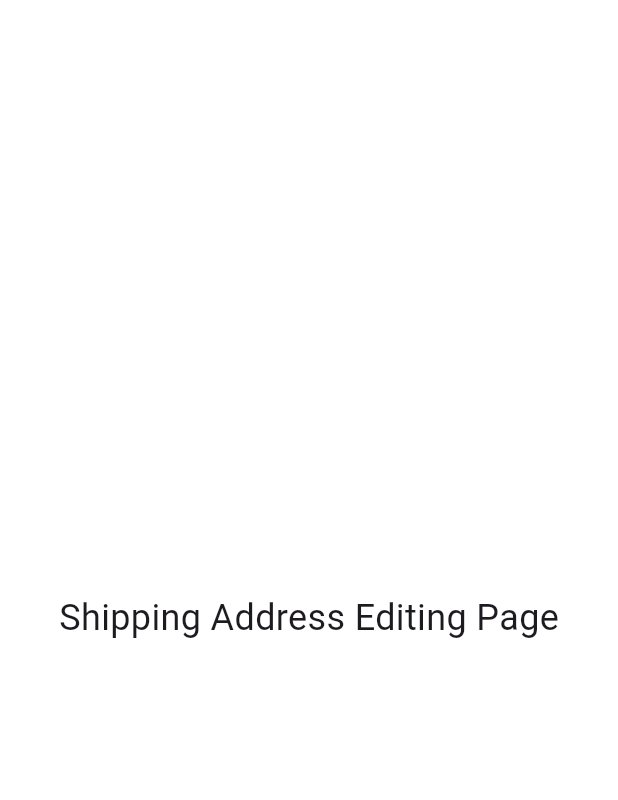
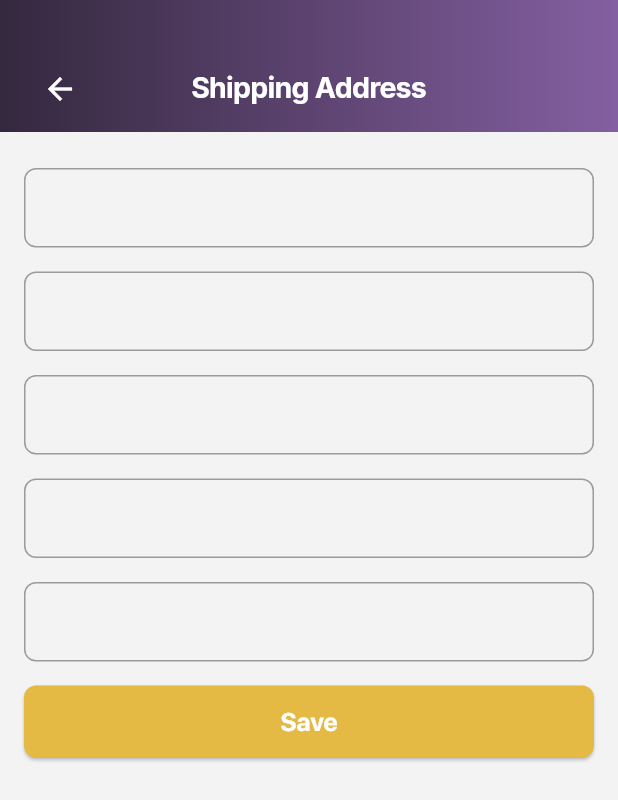
Before and after one commit to DenisGrudin1n/Ecommerce-App, a Flutter app: the ShippingAddressEditingPage screen opened by its route, on a phone screen of 412 x 824 dp. Shown: the top 800 px of the screen. Run offline on Flutter 3.47's test engine with Material 3 defaults, Android fonts, the phone set to English and light mode, and no system bars; our stand-ins replace auto_route, bloc, cloud_firestore, country_picker, equatable, firebase_auth and 10 more; accounts and stored records are empty; generated files the repository leaves out were written again.

Commit message:
upd: shipping address editing page layout, logic & navigation done

```diff
--- a/lib/core/theme/text_styles.dart
+++ b/lib/core/theme/text_styles.dart
@@ -623,6 +623,16 @@ class CheckoutPageTextStyles {
   );
 }
 
+class ShippingAddressEditingPageTextStyles {
+  static TextStyle textFieldInputTextStyle = GoogleFonts.inter(
+    fontSize: 16,
+    fontWeight: FontWeight.w400,
+    color: AppColors.darkColor,
+    height: 1.3,
+    letterSpacing: 0.37,
+  );
+}
+
 class BottomNavBarTextStyles {
   static TextStyle bottomNavBarNotActiveIconTextStyle = const TextStyle(
     fontFamily: 'SFProText',
--- a/lib/src/app/app.dart
+++ b/lib/src/app/app.dart
@@ -2,6 +2,7 @@ import 'package:cloud_firestore/cloud_firestore.dart';
 import 'package:ecommerce_app/core/l10n/l10n.dart';
 import 'package:ecommerce_app/core/theme/theme.dart';
 import 'package:ecommerce_app/src/app/router/router.dart';
+import 'package:ecommerce_app/src/features/cart/presentation/pages/shipping_address_editing_page/bloc/shipping_bloc.dart';
 import 'package:ecommerce_app/src/repositories/auth/auth_repository.dart';
 import 'package:ecommerce_app/src/repositories/auth/firebase_auth_repository.dart';
 import 'package:ecommerce_app/src/repositories/database/database_repository.dart';
@@ -20,7 +21,9 @@ class App extends StatelessWidget {
 
   @override
   Widget build(BuildContext context) {
-    return MultiRepositoryProvider(
+    return BlocProvider(
+      create: (context) => ShippingBloc(),
+      child: MultiRepositoryProvider(
         providers: [
           RepositoryProvider<AuthRepository>(
             create: (context) => FirebaseAuthRepository(FirebaseAuth.instance),
@@ -42,6 +45,7 @@ class App extends StatelessWidget {
           supportedLocales: AppLocalizations.supportedLocales,
           routerConfig: appRouter.config(),
         ),
+      ),
     );
   }
 }
--- a/lib/src/app/router/router.dart
+++ b/lib/src/app/router/router.dart
@@ -33,11 +33,11 @@ class AppRouter extends RootStackRouter {
         ),
         AutoRoute(
           page: MainTabsRoute.page,
-          initial: true,
+          //initial: true,
           children: [
             AutoRoute(
               page: HomeRoute.page,
-              initial: true,
+              //initial: true,
             ),
             AutoRoute(page: CatalogueRoute.page),
             AutoRoute(
@@ -63,6 +63,7 @@ class AppRouter extends RootStackRouter {
         ),
         AutoRoute(
           page: CheckoutRoute.page,
+          initial: true,
         ),
         AutoRoute(
           page: ShippingAddressEditingRoute.page,
--- /dev/null
+++ b/lib/src/features/cart/presentation/pages/shipping_address_editing_page/bloc/shipping_event.dart
@@ -0,0 +1,29 @@
+part of 'shipping_bloc.dart';
+
+sealed class ShippingEvent extends Equatable {
+  const ShippingEvent();
+
+  @override
+  List<Object> get props => [];
+}
+
+class UpdateShippingInfoEvent extends ShippingEvent {
+  const UpdateShippingInfoEvent({
+    required this.fullName,
+    required this.address,
+    required this.city,
+    required this.postalCode,
+    required this.phone,
+  });
+  final String fullName;
+  final String address;
+  final String city;
+  final String postalCode;
+  final String phone;
+}
+
+class ValidateShippingInfoEvent extends ShippingEvent {}
+
+class ResetNavigationEvent extends ShippingEvent {}
+
+class ResetShippingInfoEvent extends ShippingEvent {}
--- /dev/null
+++ b/lib/src/features/cart/presentation/pages/shipping_address_editing_page/bloc/shipping_state.dart
@@ -0,0 +1,52 @@
+part of 'shipping_bloc.dart';
+
+class ShippingState extends Equatable {
+  const ShippingState({
+    this.fullName = '',
+    this.address = '',
+    this.city = '',
+    this.postalCode = '',
+    this.phone = '',
+    this.showError = false,
+    this.navigateToCheckout = false,
+  });
+
+  final String fullName;
+  final String address;
+  final String city;
+  final String postalCode;
+  final String phone;
+  final bool showError;
+  final bool navigateToCheckout;
+
+  ShippingState copyWith({
+    String? fullName,
+    String? address,
+    String? city,
+    String? postalCode,
+    String? phone,
+    bool? showError,
+    bool? navigateToCheckout,
+  }) {
+    return ShippingState(
+      fullName: fullName ?? this.fullName,
+      address: address ?? this.address,
+      city: city ?? this.city,
+      postalCode: postalCode ?? this.postalCode,
+      phone: phone ?? this.phone,
+      showError: showError ?? this.showError,
+      navigateToCheckout: navigateToCheckout ?? this.navigateToCheckout,
+    );
+  }
+
+  @override
+  List<Object> get props => [
+        fullName,
+        address,
+        city,
+        postalCode,
+        phone,
+        showError,
+        navigateToCheckout,
+      ];
+}
--- a/lib/src/features/cart/presentation/pages/shipping_address_editing_page/shipping_address_editing_page.dart
+++ b/lib/src/features/cart/presentation/pages/shipping_address_editing_page/shipping_address_editing_page.dart
@@ -1,5 +1,7 @@
 import 'package:auto_route/auto_route.dart';
 import 'package:ecommerce_app/core/theme/colors.dart';
+import 'package:ecommerce_app/src/features/cart/presentation/pages/shipping_address_editing_page/widgets/shipping_appbar.dart';
+import 'package:ecommerce_app/src/features/cart/presentation/pages/shipping_address_editing_page/widgets/shipping_textfields.dart';
 import 'package:flutter/material.dart';
 
 @RoutePage()
@@ -9,14 +11,12 @@ class ShippingAddressEditingPage extends StatelessWidget {
   @override
   Widget build(BuildContext context) {
     return const Scaffold(
-      backgroundColor: AppColors.whiteColor,
-      body: Center(
-        child: Text(
-          'Shipping Address Editing Page',
-          style: TextStyle(
-            fontSize: 24,
-          ),
-        ),
+      backgroundColor: AppColors.lightBackgroundColor,
+      body: Column(
+        children: [
+          ShippingAppbar(),
+          ShippingTextFields(),
+        ],
       ),
     );
   }
--- /dev/null
+++ b/lib/src/features/cart/presentation/pages/shipping_address_editing_page/widgets/shipping_appbar.dart
@@ -0,0 +1,52 @@
+import 'package:auto_route/auto_route.dart';
+import 'package:ecommerce_app/core/l10n/l10n.dart';
+import 'package:ecommerce_app/core/theme/gradients.dart';
+import 'package:ecommerce_app/core/theme/icons.dart';
+import 'package:ecommerce_app/core/theme/text_styles.dart';
+import 'package:ecommerce_app/src/features/cart/presentation/pages/shipping_address_editing_page/bloc/shipping_bloc.dart';
+import 'package:flutter/material.dart';
+import 'package:flutter_bloc/flutter_bloc.dart';
+
+class ShippingAppbar extends StatelessWidget {
+  const ShippingAppbar({super.key});
+
+  @override
+  Widget build(BuildContext context) {
+    return Container(
+      height: 88,
+      padding: const EdgeInsets.only(
+        left: 16,
+        right: 16,
+        top: 30,
+      ),
+      decoration: const BoxDecoration(
+        gradient: AppGradients.purpleGradient,
+      ),
+      child: Stack(
+        children: [
+          Positioned(
+            left: 0,
+            top: 0,
+            bottom: 0,
+            child: Align(
+              alignment: Alignment.centerLeft,
+              child: IconButton(
+                icon: AppIcons.arrowBackIcon,
+                onPressed: () {
+                  context.read<ShippingBloc>().add(ResetShippingInfoEvent());
+                  context.router.back();
+                },
+              ),
+            ),
+          ),
+          Align(
+            child: Text(
+              context.localization.shippingPageShippingAddressText,
+              style: CataloguePageTextStyles.catalogueTextStyle,
+            ),
+          ),
+        ],
+      ),
+    );
+  }
+}
--- /dev/null
+++ b/lib/src/features/cart/presentation/pages/shipping_address_editing_page/widgets/shipping_textfields.dart
@@ -0,0 +1,195 @@
+import 'package:auto_route/auto_route.dart';
+import 'package:ecommerce_app/core/l10n/l10n.dart';
+import 'package:ecommerce_app/core/theme/colors.dart';
+import 'package:ecommerce_app/core/theme/text_styles.dart';
+import 'package:ecommerce_app/src/app/router/router.dart';
+import 'package:ecommerce_app/src/features/cart/presentation/pages/shipping_address_editing_page/bloc/shipping_bloc.dart';
+import 'package:flutter/material.dart';
+import 'package:flutter_bloc/flutter_bloc.dart';
+
+class ShippingTextFields extends StatefulWidget {
+  const ShippingTextFields({super.key});
+
+  @override
+  State<ShippingTextFields> createState() => _ShippingTextFieldsState();
+}
+
+class _ShippingTextFieldsState extends State<ShippingTextFields> {
+  @override
+  Widget build(BuildContext context) {
+    final fullName = context.select<ShippingBloc, String>(
+      (bloc) => bloc.state.fullName,
+    );
+    final address = context.select<ShippingBloc, String>(
+      (bloc) => bloc.state.address,
+    );
+    final city = context.select<ShippingBloc, String>(
+      (bloc) => bloc.state.city,
+    );
+    final postalCode = context.select<ShippingBloc, String>(
+      (bloc) => bloc.state.postalCode,
+    );
+    final phone = context.select<ShippingBloc, String>(
+      (bloc) => bloc.state.phone,
+    );
+
+    return BlocListener<ShippingBloc, ShippingState>(
+      listener: (context, state) {
+        if (state.navigateToCheckout) {
+          context.router.push(const CheckoutRoute());
+          context.read<ShippingBloc>().add(ResetNavigationEvent());
+        }
+      },
+      child: Padding(
+        padding: const EdgeInsets.only(
+          left: 16,
+          right: 16,
+          top: 24,
+        ),
+        child: Column(
+          crossAxisAlignment: CrossAxisAlignment.start,
+          children: [
+            _buildTextField(
+              context,
+              context.localization.shippingPageFullNameErrorText,
+              fullName,
+              (value) {
+                _updateShippingInfo(context, fullName: value);
+              },
+            ),
+            const SizedBox(height: 16),
+            _buildTextField(
+              context,
+              context.localization.shippingPageAddressErrorText,
+              address,
+              (value) {
+                _updateShippingInfo(context, address: value);
+              },
+            ),
+            const SizedBox(height: 16),
+            _buildTextField(
+              context,
+              context.localization.shippingPageCityErrorText,
+              city,
+              (value) {
+                _updateShippingInfo(context, city: value);
+              },
+            ),
+            const SizedBox(height: 16),
+            _buildTextField(
+              context,
+              context.localization.shippingPagePostalCodeErrorText,
+              postalCode,
+              (value) {
+                _updateShippingInfo(context, postalCode: value);
+              },
+            ),
+            const SizedBox(height: 16),
+            _buildTextField(
+              context,
+              context.localization.shippingPagePhoneNumberErrorText,
+              phone,
+              (value) {
+                _updateShippingInfo(context, phone: value);
+              },
+            ),
+            const SizedBox(height: 16),
+            Center(
+              child: SizedBox(
+                height: 48,
+                width: MediaQuery.of(context).size.width,
+                child: ElevatedButton(
+                  onPressed: () {
+                    context
+                        .read<ShippingBloc>()
+                        .add(ValidateShippingInfoEvent());
+                  },
+                  style: ElevatedButton.styleFrom(
+                    backgroundColor: AppColors.yellowColor,
+                    shape: RoundedRectangleBorder(
+                      borderRadius: BorderRadius.circular(8),
+                    ),
+                  ),
+                  child: Text(
+                    context.localization.shippingPageSaveText,
+                    style: FilterPageTextStyles.resultsTextStyle,
+                  ),
+                ),
+              ),
+            ),
+          ],
+        ),
+      ),
+    );
+  }
+
+  Widget _buildTextField(
+    BuildContext context,
+    String emptyTextField,
+    String initialValue,
+    void Function(String) onChanged,
+  ) {
+    final showError =
+        context.select((ShippingBloc bloc) => bloc.state.showError);
+
+    return Column(
+      children: [
+        TextFormField(
+          initialValue: initialValue,
+          cursorColor: AppColors.darkGreyColor,
+          decoration: InputDecoration(
+            border: OutlineInputBorder(
+              borderSide: BorderSide(
+                color: showError && initialValue.isEmpty
+                    ? AppColors.redColor
+                    : AppColors.greyColor,
+              ),
+              borderRadius: BorderRadius.circular(8),
+            ),
+            enabledBorder: OutlineInputBorder(
+              borderSide: BorderSide(
+                color: showError && initialValue.isEmpty
+                    ? AppColors.redColor
+                    : AppColors.greyColor,
+              ),
+              borderRadius: BorderRadius.circular(8),
+            ),
+            focusedBorder: OutlineInputBorder(
+              borderSide: BorderSide(
+                color: showError && initialValue.isEmpty
+                    ? AppColors.redColor
+                    : AppColors.greyColor,
+              ),
+              borderRadius: BorderRadius.circular(8),
+            ),
+            errorText:
+                showError && initialValue.isEmpty ? emptyTextField : null,
+          ),
+          style: ShippingAddressEditingPageTextStyles.textFieldInputTextStyle,
+          onChanged: onChanged,
+        ),
+      ],
+    );
+  }
+
+  void _updateShippingInfo(
+    BuildContext context, {
+    String? fullName,
+    String? address,
+    String? city,
+    String? postalCode,
+    String? phone,
+  }) {
+    final state = context.read<ShippingBloc>().state;
+
+    context.read<ShippingBloc>().add(
+          UpdateShippingInfoEvent(
+            fullName: fullName ?? state.fullName,
+            address: address ?? state.address,
+            city: city ?? state.city,
+            postalCode: postalCode ?? state.postalCode,
+            phone: phone ?? state.phone,
+          ),
+        );
+  }
+}
```
Also changed, not shown: lib/core/l10n/arb/app_en.arb (+8 -0 lines), lib/src/features/cart/presentation/pages/checkout_page/widgets/checkout_section.dart (+42 -5 lines), lib/src/features/cart/presentation/pages/shipping_address_editing_page/bloc/shipping_bloc.dart (added, +53 -0 lines). Lines whose indentation alone changed are shown as unchanged.
